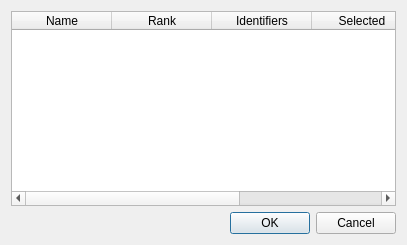
This is src/interface/qt/model/QSelectWaveDialog.ui in inglis-dl/Alder as Qt 5 draws it before an edit. The edited form follows.
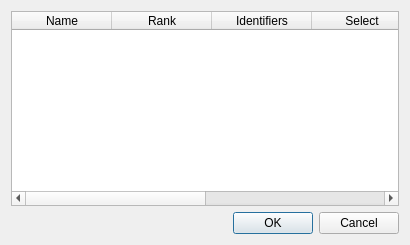
This is the edited form.

What changed in the file:
```diff
--- a/src/interface/qt/model/QSelectWaveDialog.ui
+++ b/src/interface/qt/model/QSelectWaveDialog.ui
@@ -6,7 +6,7 @@
    <rect>
     <x>0</x>
     <y>0</y>
-    <width>407</width>
+    <width>410</width>
     <height>245</height>
    </rect>
   </property>
@@ -72,7 +72,12 @@
        </column>
        <column>
         <property name="text">
-         <string>Selected</string>
+         <string>Select</string>
+        </property>
+       </column>
+       <column>
+        <property name="text">
+         <string>Refresh</string>
         </property>
        </column>
        <column>
```
